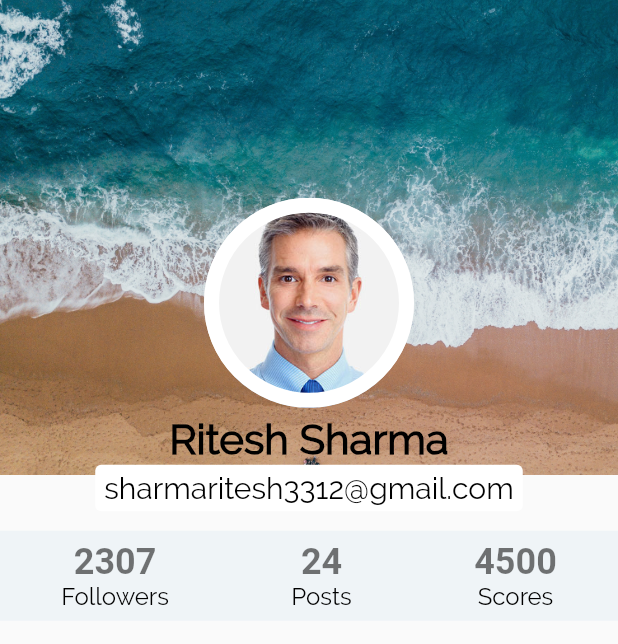
After one commit to ritesh-sharma33/Covid-Coding-Program-batch2, a Flutter app: the ProfilePage screen opened by its route, on a phone screen of 412 x 824 dp. The commit adds this screen. Shown: the top 644 px of the screen. Run offline on Flutter 3.47's test engine with Material 2 defaults, Android fonts, the phone set to English and light mode, and no system bars; our stand-ins replace audioplayers, share; missing offline and left inert: flutter_webview_plugin; network calls fail.

Commit message:
Day-6 session ended.

```diff
--- /dev/null
+++ b/instanews/lib/pages/profile_page.dart
@@ -0,0 +1,149 @@
+import 'package:flutter/material.dart';
+
+class ProfilePage extends StatefulWidget {
+  @override
+  _ProfilePageState createState() => _ProfilePageState();
+}
+
+class _ProfilePageState extends State<ProfilePage> {
+
+  final String _fullName = "Ritesh Sharma";
+  final _email = "sharmaritesh3312@gmail.com";
+  final String _bio = "\"Hi, I am a freelance full stack developer working in a remote location. I am always free for collaborations.";
+  final String _followers = "2307";
+  final String _posts = "24";
+  final String _scores = "4500";
+
+  Widget _buildCoverImage(double deviceHeight) {
+    return Container(
+      height: deviceHeight / 2.6,
+      decoration: BoxDecoration(
+        image: DecorationImage(
+          image: AssetImage("assets/images/beach.jpg"), fit: BoxFit.cover
+        )
+      ),
+    );
+  }
+
+  Widget _buildProfileImage() {
+    return Center(
+      child: Container(
+        width: 140,
+        height: 140,
+        decoration: BoxDecoration(
+          image: DecorationImage(
+            image: AssetImage("assets/images/profile_pic.jpg"),
+            fit: BoxFit.cover
+          ),
+          borderRadius: BorderRadius.circular(80.0),
+          border: Border.all(color: Colors.white, width: 10.0)
+        ),
+      ),
+    );
+  }
+
+  Widget _buildFullName() {
+    TextStyle _nameTextStyle = TextStyle(
+      fontFamily: 'Raleway',
+      color: Colors.black,
+      fontSize: 28.0,
+      fontWeight: FontWeight.w700
+    );
+
+    return Text(
+      _fullName,
+      style: _nameTextStyle,
+    );
+  }
+
+  Widget _buildEmail(BuildContext context) {
+    return Container(
+      padding: EdgeInsets.symmetric(vertical: 4.0, horizontal: 6.0),
+      decoration: BoxDecoration(
+        color: Colors.white,
+        borderRadius: BorderRadius.circular(4.0)
+      ),
+      child: Text(
+        _email,
+        style: TextStyle(
+          fontFamily: 'Raleway',
+          color: Colors.black,
+          fontSize: 20.0,
+          fontWeight: FontWeight.w400
+        ),
+      ),
+    );
+  }
+
+  Widget _buildStatItem(String label, String count) {
+    TextStyle _statLabelTextStyle = TextStyle(
+      fontFamily: 'Raleway',
+      color: Colors.black,
+      fontSize: 16,
+      fontWeight: FontWeight.w200
+    );
+
+    TextStyle _statCountTextStyle = TextStyle(
+      color: Colors.black54, fontSize: 24.0, fontWeight: FontWeight.bold
+    );
+
+    return Column(
+      mainAxisAlignment: MainAxisAlignment.center,
+      children: <Widget>[
+        Text(
+          count,
+          style: _statCountTextStyle,
+        ),
+        Text(
+          label,
+          style: _statLabelTextStyle,
+        )
+      ],
+    );
+  }
+
+  Widget _buildStatContainer() {
+    return Container(
+      height: 60.0,
+      margin: EdgeInsets.only(top: 8.0),
+      decoration: BoxDecoration(
+        color: Color(0xFFEFF4F7)
+      ),
+      child: Row(
+        mainAxisAlignment: MainAxisAlignment.spaceAround,
+        children: <Widget>[
+          _buildStatItem("Followers", _followers),
+          _buildStatItem("Posts", _posts),
+          _buildStatItem("Scores", _scores),
+        ],
+      ),
+    );
+  }
+
+  @override
+  Widget build(BuildContext context) {
+    final deviceHeight = MediaQuery.of(context).size.height;
+    return Scaffold(
+      body: Stack(
+        children: <Widget>[
+          _buildCoverImage(deviceHeight),
+          SafeArea(
+            child: SingleChildScrollView(
+              child: Column(
+                children: <Widget>[
+                  SizedBox(height: deviceHeight / 6.25,),
+                  _buildProfileImage(),
+                  SizedBox(height: 5,),
+                  _buildFullName(),
+                  _buildEmail(context),
+                  SizedBox(height: 5.0,),
+                  _buildStatContainer(),
+                ],
+              ),
+            ),
+          )
+        ],
+      ),
+    );
+  }
+}
--- a/instanews/pubspec.yaml
+++ b/instanews/pubspec.yaml
@@ -48,6 +48,9 @@ flutter:
    - assets/images/setup.jpg
    - assets/images/beach.jpg
    - assets/images/profile.png
+   - assets/images/news.gif
+   - assets/images/sources/
+   - assets/images/profile_pic.jpg
   #  - images/a_dot_ham.jpeg
 
   # An image asset can refer to one or more resolution-specific "variants", see
```
Also changed, not shown: instanews/lib/main.dart (+8 -1 lines), instanews/lib/models/source.dart (added, +15 -0 lines), instanews/lib/pages/sources_page.dart (added, +133 -0 lines), instanews/lib/pages/splash_screen.dart (added, +85 -0 lines), instanews/lib/widgets/drawer_widget.dart (+13 -8 lines), instanews/assets/images/news.gif (added), instanews/assets/images/profile_pic.jpg (added), instanews/assets/images/sources/1.jpeg (added), instanews/assets/images/sources/2.jpeg (added), instanews/assets/images/sources/3.jpeg (added), instanews/assets/images/sources/4.jpeg (added), instanews/assets/images/sources/5.jpeg (added), instanews/assets/images/sources/6.jpeg (added).
